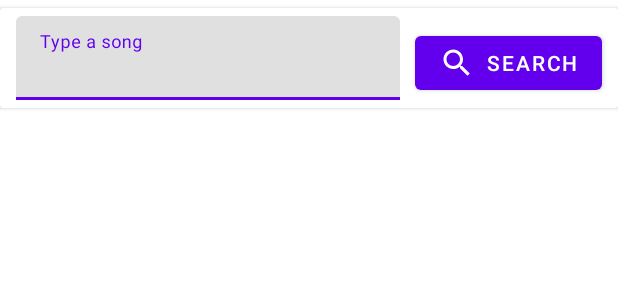
After one commit to PaquitoelChocolatero/android-recomendador, an Android app: the layout search_bar.xml on its own in the app's theme, with its tools: preview values and no code run, on a phone screen of 412 x 824 dp. The commit adds this screen. Shown: the top 300 px of the screen. Run offline under Robolectric (Android 15) with nearby library versions, the phone set to English and light mode, and no system bars.

Commit message:
Search view

```diff
--- /dev/null
+++ b/app/src/main/res/layout/search_bar.xml
@@ -0,0 +1,41 @@
+<?xml version="1.0" encoding="utf-8"?>
+<androidx.cardview.widget.CardView
+    xmlns:android="http://schemas.android.com/apk/res/android"
+    xmlns:app="http://schemas.android.com/apk/res-auto"
+    xmlns:tools="http://schemas.android.com/tools"
+    app:contentPadding="5dp"
+    app:cardElevation="2dp"
+    android:layout_marginTop="5dp"
+    android:layout_marginBottom="2dp"
+    android:layout_width="match_parent"
+    android:layout_height="wrap_content">
+
+    <RelativeLayout
+        android:layout_width="match_parent"
+        android:layout_height="match_parent"
+        android:orientation="horizontal">
+        <com.google.android.material.textfield.TextInputLayout
+            android:layout_width="match_parent"
+            android:layout_height="wrap_content"
+            android:layout_marginLeft="5dp"
+            android:layout_marginRight="140dp">
+
+            <com.google.android.material.textfield.TextInputEditText
+                android:layout_width="match_parent"
+                android:layout_height="wrap_content"
+                android:hint="@string/search_hint" />
+        </com.google.android.material.textfield.TextInputLayout>
+
+        <Button
+            android:id="@+id/button"
+            android:layout_width="wrap_content"
+            android:layout_height="wrap_content"
+            android:layout_alignParentTop="true"
+            android:layout_alignParentEnd="true"
+            android:layout_marginTop="7dp"
+            android:layout_marginEnd="5dp"
+            app:icon="@drawable/ic_baseline_search_24"
+            android:text="Search"/>
+    </RelativeLayout>
+
+</androidx.cardview.widget.CardView>
--- a/app/src/main/res/navigation/main.xml
+++ b/app/src/main/res/navigation/main.xml
@@ -9,7 +9,11 @@
         android:id="@+id/fragmentSongList"
         android:name="es.uc3m.g1.musey.view.FragmentRecommendation"
         android:label="fragment_song_recommendation"
-        tools:layout="@layout/fragment_recommendation" />
+        tools:layout="@layout/fragment_recommendation" >
+        <action
+            android:id="@+id/action_fragmentSongList_to_fragmentSearch"
+            app:destination="@id/fragmentSearch" />
+    </fragment>
 
     <fragment
         android:id="@+id/fragmentSearch"
--- a/app/src/main/res/values/strings.xml
+++ b/app/src/main/res/values/strings.xml
@@ -2,4 +2,5 @@
 <resources>
     <string name="app_name">Musey</string>
     <string name="ssl_pin_error">SSL PIN ERROR</string>
+    <string name="search_hint">Type a song</string>
 </resources>
```
